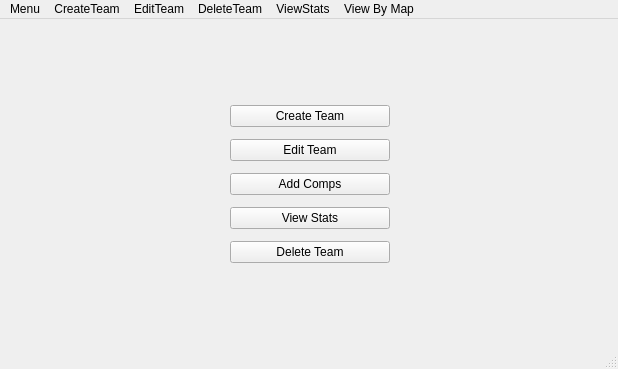
Old version of the form mainwindow.ui in the repository ERantalainen/Scouting-tool.
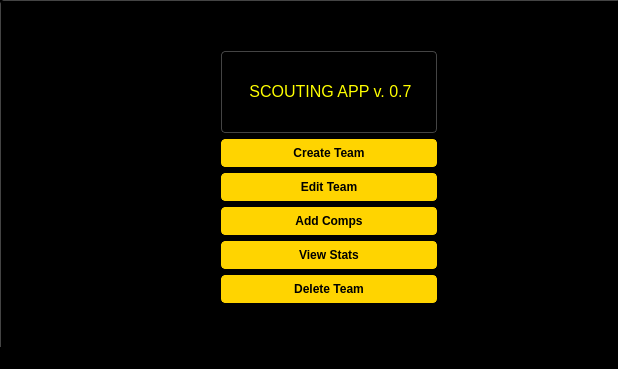
New version of the form. The open tabs and pages were chosen to show the change.

Commit message: Added general style sheet

Diff of the .ui file:
```diff
--- a/mainwindow.ui
+++ b/mainwindow.ui
@@ -13,6 +13,117 @@
   <property name="windowTitle">
    <string>MainWindow</string>
   </property>
+  <property name="styleSheet">
+   <string notr="true">QWidget {
+    background-color: #000000;
+    color: #FFFFFF;
+}
+
+/* Labels (text and images) */
+QLabel {
+    color: #FFFFFF;
+    padding: 8px;                 /* padding around text or pixmap */
+    qproperty-alignment: AlignLeft;
+}
+
+/* Optional alignment helpers: set widget-&gt;setProperty(&quot;align&quot;, &quot;...&quot;) */
+QLabel[align=&quot;left&quot;]   { qproperty-alignment: AlignLeft; }
+QLabel[align=&quot;center&quot;] { qproperty-alignment: AlignCenter; }
+QLabel[align=&quot;right&quot;]  { qproperty-alignment: AlignRight; }
+
+QLineEdit, QTextEdit, QPlainTextEdit, QSpinBox, QDoubleSpinBox, QComboBox {
+    background-color: #000000;
+    color: #FFFFFF;
+    border: 1px solid #FFD400;    /* yellow accent */
+    border-radius: 4px;
+    padding: 6px 8px;
+    selection-background-color: #FFD400;
+    selection-color: #000000;
+}
+
+QLineEdit[align=&quot;left&quot;]   { qproperty-alignment: AlignLeft; }
+QLineEdit[align=&quot;center&quot;] { qproperty-alignment: AlignCenter; }
+QLineEdit[align=&quot;right&quot;]  { qproperty-alignment: AlignRight; }
+
+/* Buttons */
+QPushButton {
+    background-color: #FFD400;    /* yellow */
+    color: #000000;               /* black text */
+    border: 1px solid #FFD400;
+    border-radius: 4px;
+    padding: 6px 12px;
+    font-weight: 600;
+}
+QPushButton:hover  { background-color: #FFE34D; }
+QPushButton:pressed{ background-color: #E6BF00; }
+QPushButton:disabled {
+    background-color: #2A2A2A;
+    color: #777777;
+    border-color: #2A2A2A;
+}
+
+/* Group boxes and frames */
+QGroupBox {
+    border: 1px solid #FFD400;
+    border-radius: 6px;
+    margin-top: 10px;
+    padding: 8px;
+    color: #FFFFFF;
+}
+QGroupBox::title {
+    subcontrol-origin: margin;
+    subcontrol-position: top left;
+    padding: 0 6px;
+    color: #FFD400;
+}
+
+QFrame {
+    border: 1px solid #444444;
+    border-radius: 4px;
+}
+
+/* Lists and tables */
+QListView, QTreeView, QTableView {
+    background-color: #000000;
+    color: #FFFFFF;
+    alternate-background-color: #111111;
+    selection-background-color: #FFD400;
+    selection-color: #000000;
+}
+QHeaderView::section {
+    background-color: #222222;
+    color: #FFFFFF;
+    border: 1px solid #444444;
+    padding: 6px 8px;
+}
+
+/* Tooltips */
+QToolTip {
+    background-color: #FFD400;
+    color: #000000;
+    border: 1px solid #FFD400;
+    padding: 6px 8px;
+}
+
+/* Checkboxes and radio buttons */
+QCheckBox, QRadioButton {
+    color: #FFFFFF;
+    padding: 4px;
+}
+QCheckBox::indicator, QRadioButton::indicator {
+    width: 14px;
+    height: 14px;
+}
+QCheckBox::indicator:checked, QRadioButton::indicator:checked {
+    background-color: #FFD400;
+    border: 1px solid #FFD400;
+}
+QCheckBox::indicator:unchecked, QRadioButton::indicator:unchecked {
+    background-color: #000000;
+    border: 1px solid #FFFFFF;
+}
+</string>
+  </property>
   <widget class="QWidget" name="centralwidget">
    <widget class="QStackedWidget" name="Pages">
     <property name="geometry">
@@ -20,7 +131,7 @@
       <x>0</x>
       <y>0</y>
       <width>621</width>
-      <height>321</height>
+      <height>361</height>
      </rect>
     </property>
     <property name="currentIndex">
@@ -33,13 +144,20 @@
      <widget class="QWidget" name="verticalLayoutWidget_2">
       <property name="geometry">
        <rect>
-        <x>230</x>
-        <y>80</y>
-        <width>160</width>
-        <height>175</height>
+        <x>220</x>
+        <y>50</y>
+        <width>216</width>
+        <height>252</height>
        </rect>
       </property>
       <layout class="QVBoxLayout" name="verticalLayout_3">
+       <item>
+        <widget class="QLabel" name="label_5">
+         <property name="text">
+          <string>&lt;html&gt;&lt;head/&gt;&lt;body&gt;&lt;p align=&quot;center&quot;&gt;&lt;span style=&quot; font-size:12pt; color:#ffff00;&quot;&gt;SCOUTING APP v. 0.7&lt;/span&gt;&lt;/p&gt;&lt;/body&gt;&lt;/html&gt;</string>
+         </property>
+        </widget>
+       </item>
        <item>
         <widget class="QPushButton" name="CreateTeam">
          <property name="text">
@@ -2200,53 +2318,6 @@
    </widget>
   </widget>
   <widget class="QStatusBar" name="statusbar"/>
-  <widget class="QMenuBar" name="menubar">
-   <property name="geometry">
-    <rect>
-     <x>0</x>
-     <y>0</y>
-     <width>618</width>
-     <height>22</height>
-    </rect>
-   </property>
-   <widget class="QMenu" name="menuMenu">
-    <property name="title">
-     <string>Menu</string>
-    </property>
-   </widget>
-   <widget class="QMenu" name="menuCreateTeam">
-    <property name="title">
-     <string>CreateTeam</string>
-    </property>
-    <addaction name="separator"/>
-   </widget>
-   <widget class="QMenu" name="menuEditTeam">
-    <property name="title">
-     <string>EditTeam</string>
-    </property>
-   </widget>
-   <widget class="QMenu" name="menuDeleteTeam">
-    <property name="title">
-     <string>DeleteTeam</string>
-    </property>
-   </widget>
-   <widget class="QMenu" name="menuViewStats">
-    <property name="title">
-     <string>ViewStats</string>
-    </property>
-   </widget>
-   <widget class="QMenu" name="menuView_By_Map">
-    <property name="title">
-     <string>View By Map</string>
-    </property>
-   </widget>
-   <addaction name="menuMenu"/>
-   <addaction name="menuCreateTeam"/>
-   <addaction name="menuEditTeam"/>
-   <addaction name="menuDeleteTeam"/>
-   <addaction name="menuViewStats"/>
-   <addaction name="menuView_By_Map"/>
-  </widget>
  </widget>
  <resources/>
  <connections/>
```
Left out of the diff: 32 changed lines with no effect on the pictures.
